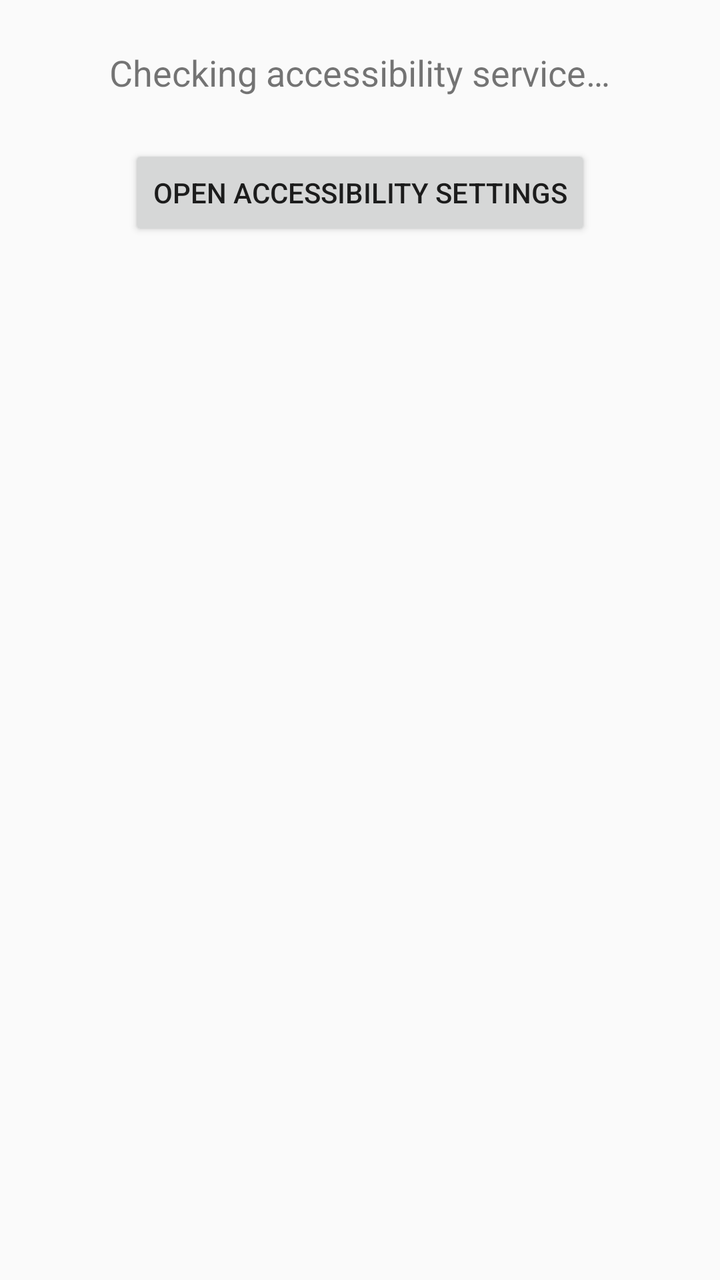
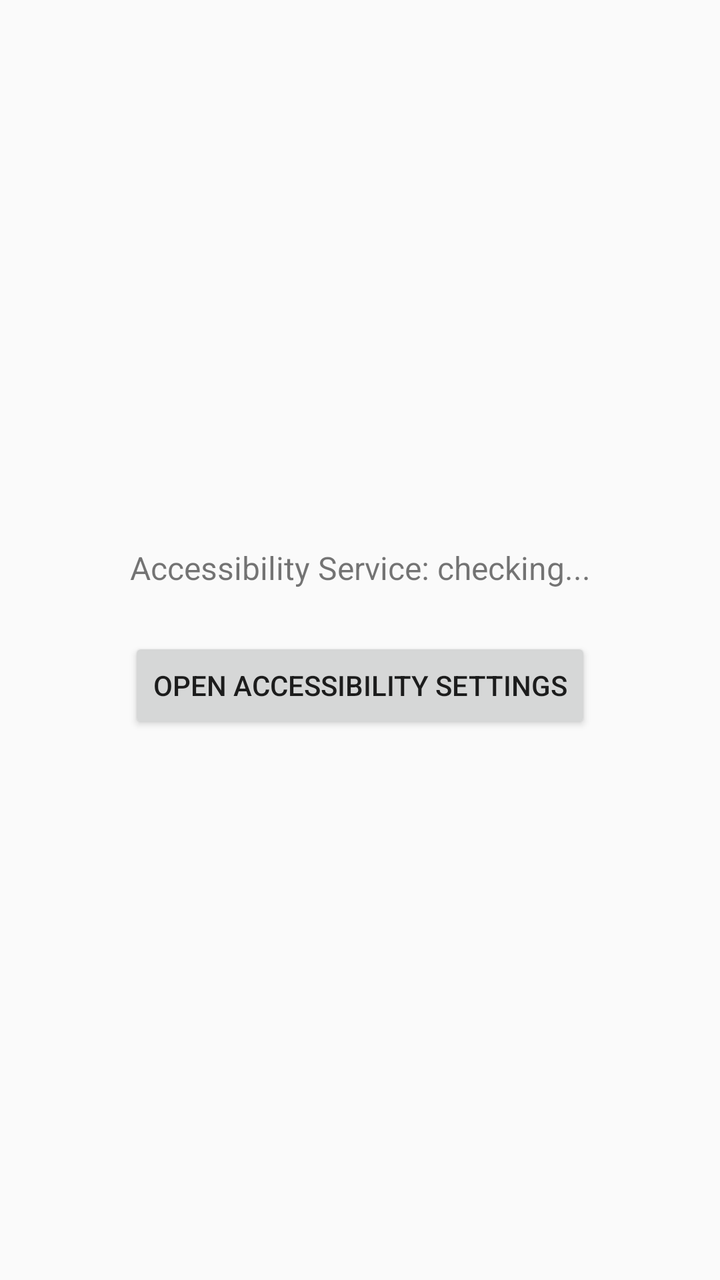

The first picture is an Android layout as it rendered before a commit; the second is the same layout after the commit. The layout source and the unified diff follow.
<!-- AndroidManifest.xml: application theme Theme.AppCompat.Light.DarkActionBar -->
<!-- res/layout/activity_main.xml -->
<?xml version="1.0" encoding="utf-8"?>
<LinearLayout xmlns:android="http://schemas.android.com/apk/res/android"
    android:layout_width="match_parent"
    android:layout_height="match_parent"
    android:orientation="vertical"
    android:padding="24dp"
    android:gravity="center_horizontal">

    <TextView
        android:id="@+id/statusText"
        android:layout_width="wrap_content"
        android:layout_height="wrap_content"
        android:textSize="18sp"
        android:layout_marginBottom="24dp"
        android:text="Checking accessibility service…" />

    <Button
        android:id="@+id/openSettingsButton"
        android:layout_width="wrap_content"
        android:layout_height="wrap_content"
        android:text="Open Accessibility Settings" />

</LinearLayout>
<!-- resources referenced by this layout -->
<resources>

</resources>

<!-- the commit's change to res/layout/activity_main.xml (unified diff, before → after) -->
@@ -3,21 +3,22 @@
     android:layout_width="match_parent"
     android:layout_height="match_parent"
     android:orientation="vertical"
-    android:padding="24dp"
-    android:gravity="center_horizontal">
+    android:gravity="center"
+    android:padding="24dp">
 
     <TextView
         android:id="@+id/statusText"
         android:layout_width="wrap_content"
         android:layout_height="wrap_content"
-        android:textSize="18sp"
-        android:layout_marginBottom="24dp"
-        android:text="Checking accessibility service…" />
+        android:textSize="16sp"
+        android:gravity="center"
+        android:text="Accessibility Service: checking..." />
 
     <Button
-        android:id="@+id/openSettingsButton"
+        android:id="@+id/openSettingsBtn"
         android:layout_width="wrap_content"
         android:layout_height="wrap_content"
+        android:layout_marginTop="24dp"
         android:text="Open Accessibility Settings" />
 
 </LinearLayout>
